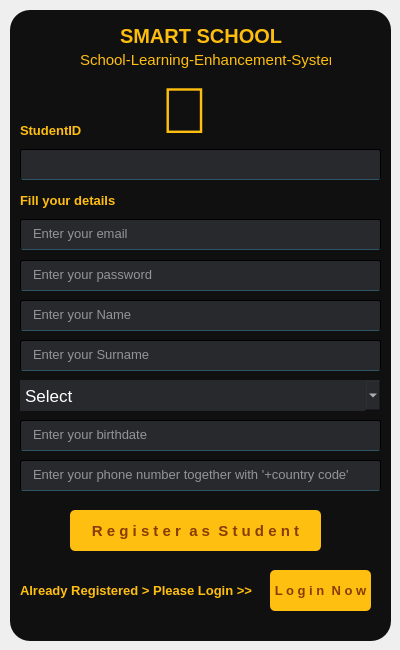
The window that register_form.ui (ismailuzum/Smart-School-School-Learning-Enhancement-System) describes before a commit, drawn with Qt 5.
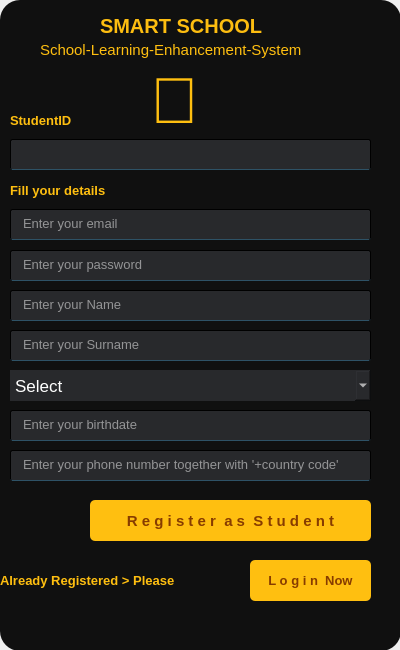
The same window after the commit.

Patch:
```diff
--- a/register_form.ui
+++ b/register_form.ui
@@ -27,10 +27,10 @@
   <widget class="QWidget" name="widget" native="true">
    <property name="geometry">
     <rect>
-     <x>10</x>
-     <y>10</y>
-     <width>381</width>
-     <height>631</height>
+     <x>0</x>
+     <y>0</y>
+     <width>401</width>
+     <height>651</height>
     </rect>
    </property>
    <property name="styleSheet">
@@ -107,9 +107,9 @@
    <widget class="QPushButton" name="b3">
     <property name="geometry">
      <rect>
-      <x>60</x>
+      <x>90</x>
       <y>500</y>
-      <width>251</width>
+      <width>281</width>
       <height>41</height>
      </rect>
     </property>
@@ -141,7 +141,7 @@
      <rect>
       <x>150</x>
       <y>60</y>
-      <width>71</width>
+      <width>91</width>
       <height>81</height>
      </rect>
     </property>
@@ -160,9 +160,9 @@
    <widget class="QLabel" name="label_2">
     <property name="geometry">
      <rect>
-      <x>10</x>
+      <x>0</x>
       <y>570</y>
-      <width>241</width>
+      <width>251</width>
       <height>21</height>
      </rect>
     </property>
@@ -177,15 +177,15 @@
      <string notr="true">color:rgb(255,191,16);</string>
     </property>
     <property name="text">
-     <string>Already Registered &gt; Please Login &gt;&gt;</string>
+     <string>Already Registered &gt; Please</string>
     </property>
    </widget>
    <widget class="QPushButton" name="b4">
     <property name="geometry">
      <rect>
-      <x>260</x>
+      <x>250</x>
       <y>560</y>
-      <width>101</width>
+      <width>121</width>
       <height>41</height>
      </rect>
     </property>
@@ -209,7 +209,7 @@
 </string>
     </property>
     <property name="text">
-     <string>L o g i n  N o w</string>
+     <string>L o g i n  Now</string>
     </property>
    </widget>
    <widget class="QLineEdit" name="tb5">
@@ -314,9 +314,9 @@
    <widget class="QLabel" name="label_3">
     <property name="geometry">
      <rect>
-      <x>110</x>
+      <x>100</x>
       <y>0</y>
-      <width>171</width>
+      <width>231</width>
       <height>51</height>
      </rect>
     </property>
@@ -338,9 +338,9 @@
    <widget class="QLabel" name="label_4">
     <property name="geometry">
      <rect>
-      <x>70</x>
+      <x>40</x>
       <y>40</y>
-      <width>251</width>
+      <width>331</width>
       <height>20</height>
      </rect>
     </property>
```
Left out of the diff: 18 changed lines with no effect on the pictures.
